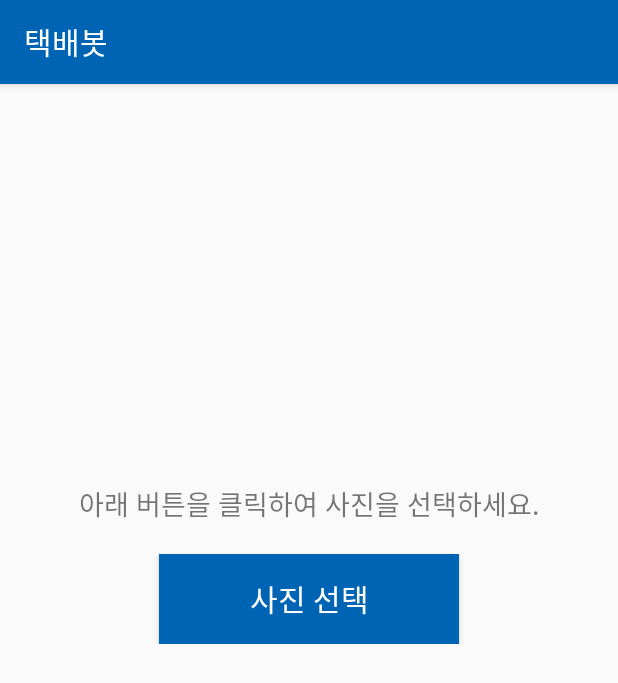
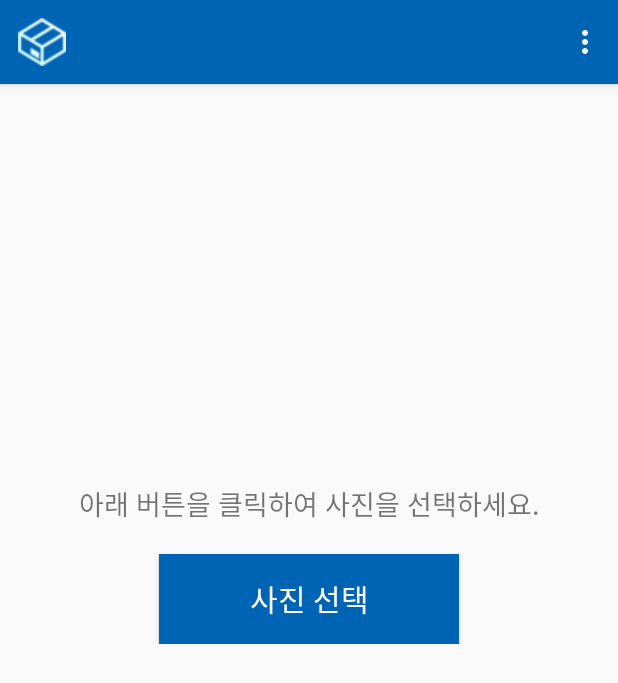
Before and after one commit to DeliveryBotCapstone/DeliveryBot, an Android app: the screen it shows after launch (MainActivity), on a phone screen of 412 x 824 dp. Shown: the top 683 px of the screen. Run offline under Robolectric (Android 15) with nearby library versions, the phone set to English and light mode, and no system bars; libraries missing offline, so code that uses them is left out: com.google.api.client, com.google.api.services.

Commit message:
add icon

```diff
--- a/src/application/google-cloud-vision/android/CloudVision/app/src/main/AndroidManifest.xml
+++ b/src/application/google-cloud-vision/android/CloudVision/app/src/main/AndroidManifest.xml
@@ -9,7 +9,7 @@
 
     <application
         android:allowBackup="true"
-        android:icon="@mipmap/ic_launcher"
+        android:icon="@mipmap/logo"
         android:label="@string/app_name"
         android:supportsRtl="true"
         android:theme="@style/AppTheme">
--- a/src/application/google-cloud-vision/android/CloudVision/app/src/main/java/com/google/sample/cloudvision/MainActivity.java
+++ b/src/application/google-cloud-vision/android/CloudVision/app/src/main/java/com/google/sample/cloudvision/MainActivity.java
@@ -34,6 +34,7 @@ import android.support.v7.app.AlertDialog;
 import android.support.v7.app.AppCompatActivity;
 import android.support.v7.widget.Toolbar;
 import android.util.Log;
+import android.view.Menu;
 import android.view.View;
 import android.widget.Button;
 import android.widget.EditText;
@@ -88,10 +89,18 @@ public class MainActivity extends AppCompatActivity {
     public static String real_address;
 
     @Override
+    public boolean onCreateOptionsMenu(Menu menu) {
+        super.onCreateOptionsMenu(menu);
+        menu.add(0, 1, 0, "환경설정");
+        return true;
+    }
+
+    @Override
     protected void onCreate(Bundle savedInstanceState) {
         super.onCreate(savedInstanceState);
         setContentView(R.layout.activity_main);
         Toolbar toolbar = findViewById(R.id.toolbar);
+        setTitle("");
         setSupportActionBar(toolbar);
 
         // SMS 송신 권한 설정
--- a/src/application/google-cloud-vision/android/CloudVision/app/src/main/res/layout/activity_main.xml
+++ b/src/application/google-cloud-vision/android/CloudVision/app/src/main/res/layout/activity_main.xml
@@ -13,6 +13,7 @@
         android:theme="@style/AppTheme.AppBarOverlay">
 
         <android.support.v7.widget.Toolbar
+            app:navigationIcon="@drawable/icon"
             android:id="@+id/toolbar"
             android:layout_width="match_parent"
             android:layout_height="?attr/actionBarSize"
```
Also changed, not shown: src/application/google-cloud-vision/android/CloudVision/app/src/main/res/drawable/icon.png (added), src/application/google-cloud-vision/android/CloudVision/app/src/main/res/mipmap-hdpi/logo.png (added), src/application/google-cloud-vision/android/CloudVision/app/src/main/res/mipmap-mdpi/logo.png (added), src/application/google-cloud-vision/android/CloudVision/app/src/main/res/mipmap-xhdpi/logo.png (added), src/application/google-cloud-vision/android/CloudVision/app/src/main/res/mipmap-xxhdpi/logo.png (added), src/application/google-cloud-vision/android/CloudVision/app/src/main/res/mipmap-xxxhdpi/logo.png (added).
